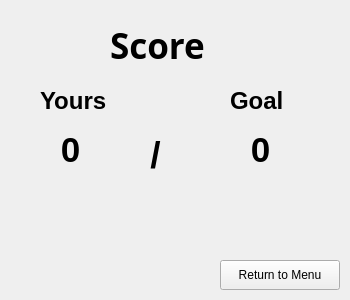
Above: result.ui from F74036344/candyCrush before the change. Below: the same form after it.
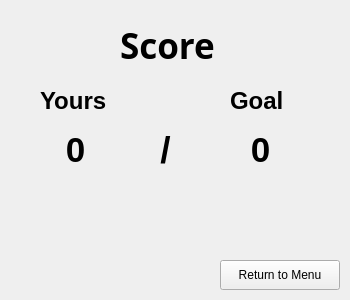
That is the form after the change. Icons and pictures are not drawn.

The edit to the form file:
```diff
--- a/result.ui
+++ b/result.ui
@@ -81,9 +81,9 @@
   <widget class="QLabel" name="label_yoursValue">
    <property name="geometry">
     <rect>
-     <x>0</x>
+     <x>10</x>
      <y>130</y>
-     <width>141</width>
+     <width>131</width>
      <height>41</height>
     </rect>
    </property>
@@ -123,8 +123,8 @@
   <widget class="QLabel" name="label_text_slash">
    <property name="geometry">
     <rect>
-     <x>120</x>
-     <y>120</y>
+     <x>130</x>
+     <y>115</y>
      <width>71</width>
      <height>71</height>
     </rect>
@@ -183,7 +183,7 @@
   <widget class="QLabel" name="label_item_pic">
    <property name="geometry">
     <rect>
-     <x>110</x>
+     <x>120</x>
      <y>0</y>
      <width>101</width>
      <height>91</height>
```
